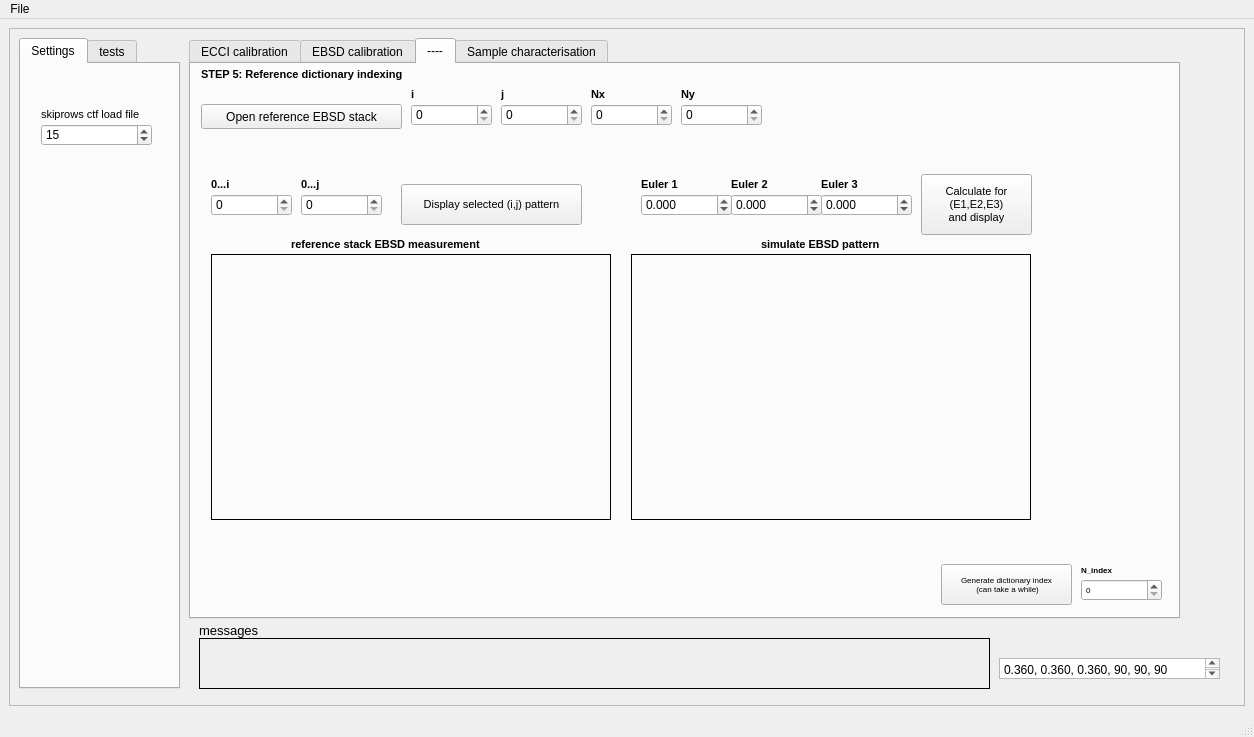
Old version of the form src/qtdesigner_files/main_gui__small.ui in the repository gorliks/OpenECCI-GUI.
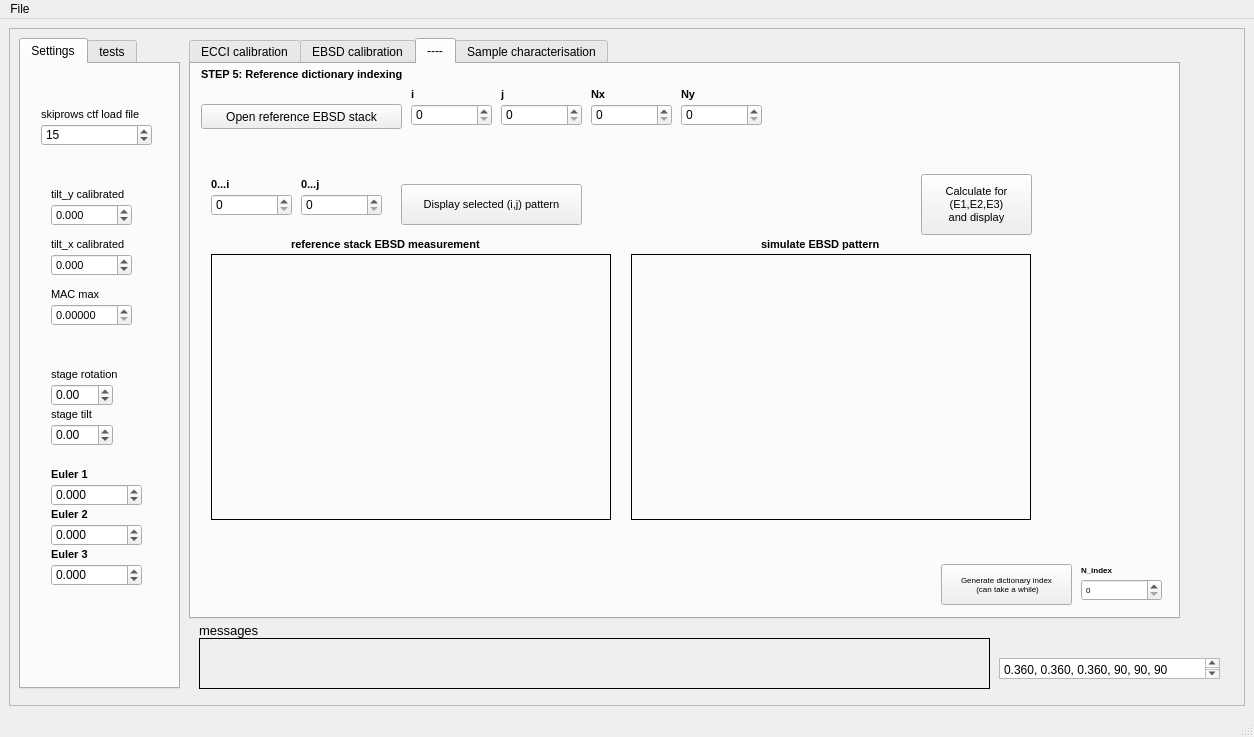
New version of the form. The open tabs and pages were chosen to show the change.

Diff of the .ui file:
```diff
--- a/src/qtdesigner_files/main_gui__small.ui
+++ b/src/qtdesigner_files/main_gui__small.ui
@@ -80,6 +80,331 @@
           <string>skiprows ctf load file</string>
          </property>
         </widget>
+        <widget class="QDoubleSpinBox" name="doubleSpinBox_tilt_x_calibrated">
+         <property name="geometry">
+          <rect>
+           <x>30</x>
+           <y>190</y>
+           <width>81</width>
+           <height>22</height>
+          </rect>
+         </property>
+         <property name="font">
+          <font>
+           <family>Arial</family>
+           <pointsize>8</pointsize>
+          </font>
+         </property>
+         <property name="decimals">
+          <number>3</number>
+         </property>
+         <property name="minimum">
+          <double>-99.989999999999995</double>
+         </property>
+         <property name="singleStep">
+          <double>0.100000000000000</double>
+         </property>
+        </widget>
+        <widget class="QLabel" name="label_67">
+         <property name="geometry">
+          <rect>
+           <x>30</x>
+           <y>120</y>
+           <width>91</width>
+           <height>20</height>
+          </rect>
+         </property>
+         <property name="font">
+          <font>
+           <family>Arial</family>
+           <pointsize>8</pointsize>
+          </font>
+         </property>
+         <property name="text">
+          <string>tilt_y calibrated</string>
+         </property>
+        </widget>
+        <widget class="QLabel" name="label_75">
+         <property name="geometry">
+          <rect>
+           <x>30</x>
+           <y>170</y>
+           <width>91</width>
+           <height>20</height>
+          </rect>
+         </property>
+         <property name="font">
+          <font>
+           <family>Arial</family>
+           <pointsize>8</pointsize>
+          </font>
+         </property>
+         <property name="text">
+          <string>tilt_x calibrated</string>
+         </property>
+        </widget>
+        <widget class="QDoubleSpinBox" name="doubleSpinBox_tilt_y_calibrated">
+         <property name="geometry">
+          <rect>
+           <x>30</x>
+           <y>140</y>
+           <width>81</width>
+           <height>22</height>
+          </rect>
+         </property>
+         <property name="font">
+          <font>
+           <family>Arial</family>
+           <pointsize>8</pointsize>
+          </font>
+         </property>
+         <property name="decimals">
+          <number>3</number>
+         </property>
+         <property name="minimum">
+          <double>-99.989999999999995</double>
+         </property>
+         <property name="singleStep">
+          <double>0.100000000000000</double>
+         </property>
+        </widget>
+        <widget class="QLabel" name="label_128">
+         <property name="geometry">
+          <rect>
+           <x>30</x>
+           <y>220</y>
+           <width>81</width>
+           <height>20</height>
+          </rect>
+         </property>
+         <property name="font">
+          <font>
+           <family>Arial</family>
+           <pointsize>8</pointsize>
+          </font>
+         </property>
+         <property name="text">
+          <string>MAC max</string>
+         </property>
+        </widget>
+        <widget class="QDoubleSpinBox" name="doubleSpinBox_mac_max">
+         <property name="geometry">
+          <rect>
+           <x>30</x>
+           <y>240</y>
+           <width>81</width>
+           <height>22</height>
+          </rect>
+         </property>
+         <property name="font">
+          <font>
+           <family>Arial</family>
+           <pointsize>8</pointsize>
+          </font>
+         </property>
+         <property name="decimals">
+          <number>5</number>
+         </property>
+         <property name="minimum">
+          <double>0.000000000000000</double>
+         </property>
+         <property name="maximum">
+          <double>1000000000.000000000000000</double>
+         </property>
+         <property name="singleStep">
+          <double>0.100000000000000</double>
+         </property>
+        </widget>
+        <widget class="QDoubleSpinBox" name="doubleSpinBox_stage_tilt">
+         <property name="geometry">
+          <rect>
+           <x>30</x>
+           <y>360</y>
+           <width>62</width>
+           <height>22</height>
+          </rect>
+         </property>
+         <property name="minimum">
+          <double>-360.000000000000000</double>
+         </property>
+         <property name="maximum">
+          <double>360.000000000000000</double>
+         </property>
+        </widget>
+        <widget class="QLabel" name="label_130">
+         <property name="geometry">
+          <rect>
+           <x>30</x>
+           <y>340</y>
+           <width>81</width>
+           <height>21</height>
+          </rect>
+         </property>
+         <property name="font">
+          <font>
+           <family>Arial</family>
+           <pointsize>8</pointsize>
+          </font>
+         </property>
+         <property name="text">
+          <string>stage tilt</string>
+         </property>
+        </widget>
+        <widget class="QLabel" name="label_129">
+         <property name="geometry">
+          <rect>
+           <x>30</x>
+           <y>300</y>
+           <width>81</width>
+           <height>21</height>
+          </rect>
+         </property>
+         <property name="font">
+          <font>
+           <family>Arial</family>
+           <pointsize>8</pointsize>
+          </font>
+         </property>
+         <property name="text">
+          <string>stage rotation</string>
+         </property>
+        </widget>
+        <widget class="QDoubleSpinBox" name="doubleSpinBox_stage_rotation">
+         <property name="geometry">
+          <rect>
+           <x>30</x>
+           <y>320</y>
+           <width>62</width>
+           <height>22</height>
+          </rect>
+         </property>
+         <property name="minimum">
+          <double>-360.000000000000000</double>
+         </property>
+         <property name="maximum">
+          <double>360.000000000000000</double>
+         </property>
+        </widget>
+        <widget class="QDoubleSpinBox" name="doubleSpinBox_Euler_1">
+         <property name="geometry">
+          <rect>
+           <x>30</x>
+           <y>420</y>
+           <width>91</width>
+           <height>22</height>
+          </rect>
+         </property>
+         <property name="decimals">
+          <number>3</number>
+         </property>
+         <property name="minimum">
+          <double>-360.000000000000000</double>
+         </property>
+         <property name="maximum">
+          <double>360.000000000000000</double>
+         </property>
+        </widget>
+        <widget class="QLabel" name="label_90">
+         <property name="geometry">
+          <rect>
+           <x>30</x>
+           <y>400</y>
+           <width>51</width>
+           <height>21</height>
+          </rect>
+         </property>
+         <property name="font">
+          <font>
+           <family>Arial</family>
+           <pointsize>8</pointsize>
+           <weight>75</weight>
+           <bold>true</bold>
+          </font>
+         </property>
+         <property name="text">
+          <string>Euler 1</string>
+         </property>
+        </widget>
+        <widget class="QDoubleSpinBox" name="doubleSpinBox_Euler_2">
+         <property name="geometry">
+          <rect>
+           <x>30</x>
+           <y>460</y>
+           <width>91</width>
+           <height>22</height>
+          </rect>
+         </property>
+         <property name="decimals">
+          <number>3</number>
+         </property>
+         <property name="minimum">
+          <double>-360.000000000000000</double>
+         </property>
+         <property name="maximum">
+          <double>360.000000000000000</double>
+         </property>
+        </widget>
+        <widget class="QLabel" name="label_91">
+         <property name="geometry">
+          <rect>
+           <x>30</x>
+           <y>440</y>
+           <width>51</width>
+           <height>21</height>
+          </rect>
+         </property>
+         <property name="font">
+          <font>
+           <family>Arial</family>
+           <pointsize>8</pointsize>
+           <weight>75</weight>
+           <bold>true</bold>
+          </font>
+         </property>
+         <property name="text">
+          <string>Euler 2</string>
+         </property>
+        </widget>
+        <widget class="QDoubleSpinBox" name="doubleSpinBox_Euler_3">
+         <property name="geometry">
+          <rect>
+           <x>30</x>
+           <y>500</y>
+           <width>91</width>
+           <height>22</height>
+          </rect>
+         </property>
+         <property name="decimals">
+          <number>3</number>
+         </property>
+         <property name="minimum">
+          <double>-360.000000000000000</double>
+         </property>
+         <property name="maximum">
+          <double>360.000000000000000</double>
+         </property>
+        </widget>
+        <widget class="QLabel" name="label_92">
+         <property name="geometry">
+          <rect>
+           <x>30</x>
+           <y>480</y>
+           <width>51</width>
+           <height>21</height>
+          </rect>
+         </property>
+         <property name="font">
+          <font>
+           <family>Arial</family>
+           <pointsize>8</pointsize>
+           <weight>75</weight>
+           <bold>true</bold>
+          </font>
+         </property>
+         <property name="text">
+          <string>Euler 3</string>
+         </property>
+        </widget>
        </widget>
        <widget class="QWidget" name="directr">
         <attribute name="title">
@@ -1373,94 +1698,6 @@
           <string>MAC</string>
          </property>
         </widget>
-        <widget class="QDoubleSpinBox" name="doubleSpinBox_tilt_y_calibrated">
-         <property name="geometry">
-          <rect>
-           <x>820</x>
-           <y>370</y>
-           <width>81</width>
-           <height>22</height>
-          </rect>
-         </property>
-         <property name="font">
-          <font>
-           <family>Arial</family>
-           <pointsize>8</pointsize>
-          </font>
-         </property>
-         <property name="decimals">
-          <number>3</number>
-         </property>
-         <property name="minimum">
-          <double>-99.989999999999995</double>
-         </property>
-         <property name="singleStep">
-          <double>0.100000000000000</double>
-         </property>
-        </widget>
-        <widget class="QLabel" name="label_67">
-         <property name="geometry">
-          <rect>
-           <x>820</x>
-           <y>350</y>
-           <width>91</width>
-           <height>20</height>
-          </rect>
-         </property>
-         <property name="font">
-          <font>
-           <family>Arial</family>
-           <pointsize>8</pointsize>
-          </font>
-         </property>
-         <property name="text">
-          <string>tilt_y calibrated</string>
-         </property>
-        </widget>
-        <widget class="QLabel" name="label_75">
-         <property name="geometry">
-          <rect>
-           <x>820</x>
-           <y>400</y>
-           <width>91</width>
-           <height>20</height>
-          </rect>
-         </property>
-         <property name="font">
-          <font>
-           <family>Arial</family>
-           <pointsize>8</pointsize>
-          </font>
-         </property>
-         <property name="text">
-          <string>tilt_x calibrated</string>
-         </property>
-        </widget>
-        <widget class="QDoubleSpinBox" name="doubleSpinBox_tilt_x_calibrated">
-         <property name="geometry">
-          <rect>
-           <x>820</x>
-           <y>420</y>
-           <width>81</width>
-           <height>22</height>
-          </rect>
-         </property>
-         <property name="font">
-          <font>
-           <family>Arial</family>
-           <pointsize>8</pointsize>
-          </font>
-         </property>
-         <property name="decimals">
-          <number>3</number>
-         </property>
-         <property name="minimum">
-          <double>-99.989999999999995</double>
-         </property>
-         <property name="singleStep">
-          <double>0.100000000000000</double>
-         </property>
-        </widget>
        </widget>
        <widget class="QWidget" name="EBSD_reference">
         <attribute name="title">
@@ -2538,126 +2775,6 @@
           <string/>
          </property>
         </widget>
-        <widget class="QDoubleSpinBox" name="doubleSpinBox_Euler_1">
-         <property name="geometry">
-          <rect>
-           <x>450</x>
-           <y>130</y>
-           <width>91</width>
-           <height>22</height>
-          </rect>
-         </property>
-         <property name="decimals">
-          <number>3</number>
-         </property>
-         <property name="minimum">
-          <double>-360.000000000000000</double>
-         </property>
-         <property name="maximum">
-          <double>360.000000000000000</double>
-         </property>
-        </widget>
-        <widget class="QLabel" name="label_90">
-         <property name="geometry">
-          <rect>
-           <x>450</x>
-           <y>110</y>
-           <width>51</width>
-           <height>21</height>
-          </rect>
-         </property>
-         <property name="font">
-          <font>
-           <family>Arial</family>
-           <pointsize>8</pointsize>
-           <weight>75</weight>
-           <bold>true</bold>
-          </font>
-         </property>
-         <property name="text">
-          <string>Euler 1</string>
-         </property>
-        </widget>
-        <widget class="QLabel" name="label_91">
-         <property name="geometry">
-          <rect>
-           <x>540</x>
-           <y>110</y>
-           <width>51</width>
-           <height>21</height>
-          </rect>
-         </property>
-         <property name="font">
-          <font>
-           <family>Arial</family>
-           <pointsize>8</pointsize>
-           <weight>75</weight>
-           <bold>true</bold>
-          </font>
-         </property>
-         <property name="text">
-          <string>Euler 2</string>
-         </property>
-        </widget>
-        <widget class="QDoubleSpinBox" name="doubleSpinBox_Euler_2">
-         <property name="geometry">
-          <rect>
-           <x>540</x>
-           <y>130</y>
-           <width>91</width>
-           <height>22</height>
-          </rect>
-         </property>
-         <property name="decimals">
-          <number>3</number>
-         </property>
-         <property name="minimum">
-          <double>-360.000000000000000</double>
-         </property>
-         <property name="maximum">
-          <double>360.000000000000000</double>
-         </property>
-        </widget>
-        <widget class="QLabel" name="label_92">
-         <property name="geometry">
-          <rect>
-           <x>630</x>
-           <y>110</y>
-           <width>51</width>
-           <height>21</height>
-          </rect>
-         </property>
-         <property name="font">
-          <font>
-           <family>Arial</family>
-           <pointsize>8</pointsize>
-           <weight>75</weight>
-           <bold>true</bold>
-          </font>
-         </property>
-         <property name="text">
-          <string>Euler 3</string>
-         </property>
-        </widget>
-        <widget class="QDoubleSpinBox" name="doubleSpinBox_Euler_3">
-         <property name="geometry">
-          <rect>
-           <x>630</x>
-           <y>130</y>
-           <width>91</width>
-           <height>22</height>
-          </rect>
-         </property>
-         <property name="decimals">
-          <number>3</number>
-         </property>
-         <property name="minimum">
-          <double>-360.000000000000000</double>
-         </property>
-         <property name="maximum">
-          <double>360.000000000000000</double>
-         </property>
-        </widget>
         <widget class="QPushButton" name="pushButton_display_selected_EBSD_pattern">
          <property name="geometry">
           <rect>
```
Left out of the diff: 62 changed lines with no effect on the pictures.
